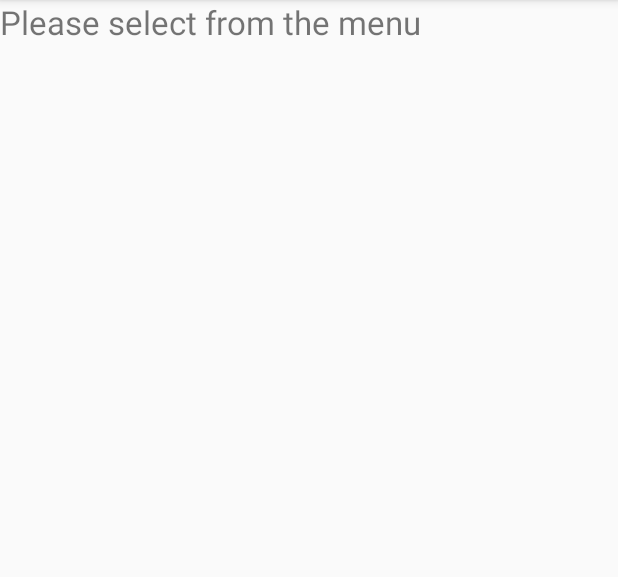
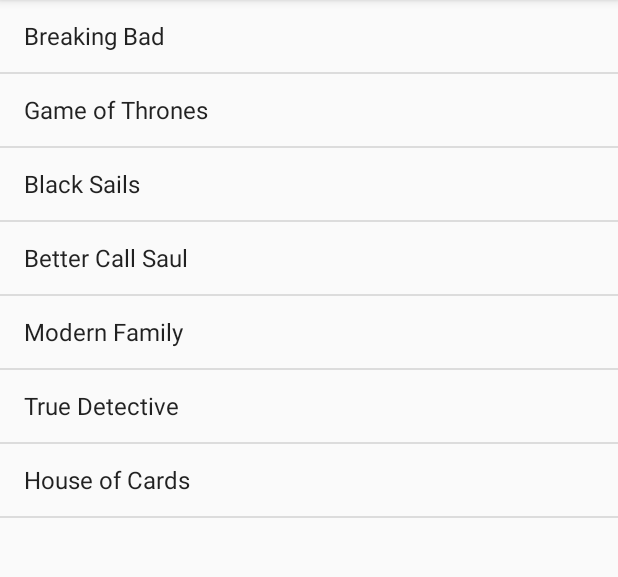
Before and after one commit to Rasmusmp/HI4G39, an Android app: the fragment MenuFragment shown on its own in the app's theme, on a phone screen of 412 x 824 dp, the part 84-661 px from its top. Run offline under Robolectric (Android 15) with nearby library versions, the phone set to English and light mode, and no system bars.

Commit message:
#change v.1.1 : ListFragment

```diff
--- a/app/src/main/java/com/example/rasmus/hi4g39/MenuFragment.java
+++ b/app/src/main/java/com/example/rasmus/hi4g39/MenuFragment.java
@@ -2,20 +2,31 @@ package com.example.rasmus.hi4g39;
 
 import android.os.Bundle;
 import android.support.annotation.Nullable;
-import android.support.v4.app.Fragment;
-import android.view.LayoutInflater;
+import android.support.v4.app.ListFragment;
 import android.view.View;
-import android.view.ViewGroup;
+import android.widget.ArrayAdapter;
+import android.widget.ListView;
+import android.widget.TextView;
+import android.widget.Toast;
 
 
 /**
  * Created by Rasmus on 09-05-2015.
  */
-public class MenuFragment extends Fragment{
+public class MenuFragment extends ListFragment {
 
     @Override
-    public View onCreateView(LayoutInflater inflater, @Nullable ViewGroup container, @Nullable Bundle savedInstanceState) {
-        return inflater.inflate(R.layout.fragment_menu, container, false);
+    public void onActivityCreated(Bundle savedInstanceState) {
+        super.onActivityCreated(savedInstanceState);
+        String[] series = getResources().getStringArray(R.array.series_array);
+
+        ArrayAdapter<String> adapter = new ArrayAdapter<String>(getActivity(),android.R.layout.simple_list_item_1, series);
+        setListAdapter(adapter);
+    }
+
+    @Override
+    public void onListItemClick(ListView l, View v, int position, long id) {
+        super.onListItemClick(l, v, position, id);
 
     }
 }
--- a/app/src/main/res/layout/fragment_menu.xml
+++ b/app/src/main/res/layout/fragment_menu.xml
@@ -5,7 +5,7 @@
     android:layout_height="match_parent"
     android:orientation="vertical">
 
-    <!-- TODO: Update blank fragment layout -->
+
     <TextView
         android:layout_width="match_parent"
         android:layout_height="wrap_content"
@@ -16,8 +16,7 @@
 
     <ListView
         android:layout_width="match_parent"
-        android:layout_height="fill_parent"
-        android:id="@+id/series_listView"
-        android:layout_gravity="center_horizontal" />
+        android:layout_height="wrap_content"
+        android:id="@+id/series_listView" />
 
 </LinearLayout>
--- a/app/src/main/res/values/strings.xml
+++ b/app/src/main/res/values/strings.xml
@@ -4,7 +4,6 @@
     <string name="hello_world">Hello world!</string>
     <string name="action_settings">Settings</string>
 
-<!-- TODO: Remove or change this placeholder text -->
     <string name="MenuFragment_title">Please select from the menu</string>
     <string-array name="series_array">
         <item>Breaking Bad</item>
```
Also changed, not shown: app/src/main/java/com/example/rasmus/hi4g39/MainActivity.java (+5 -2 lines).
